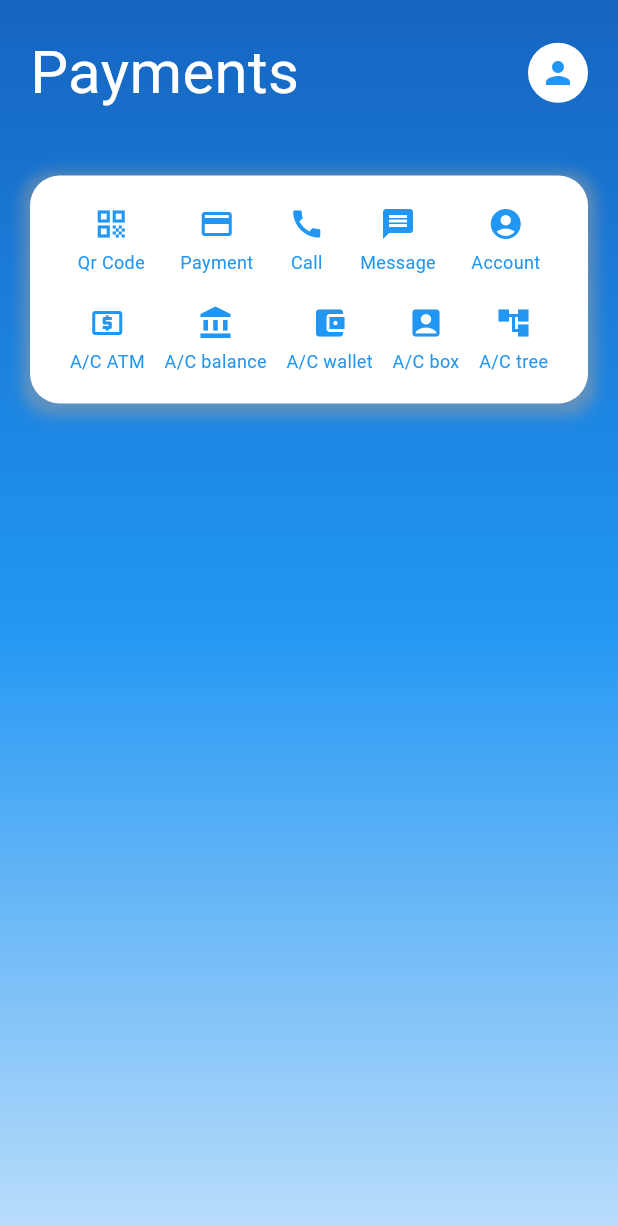
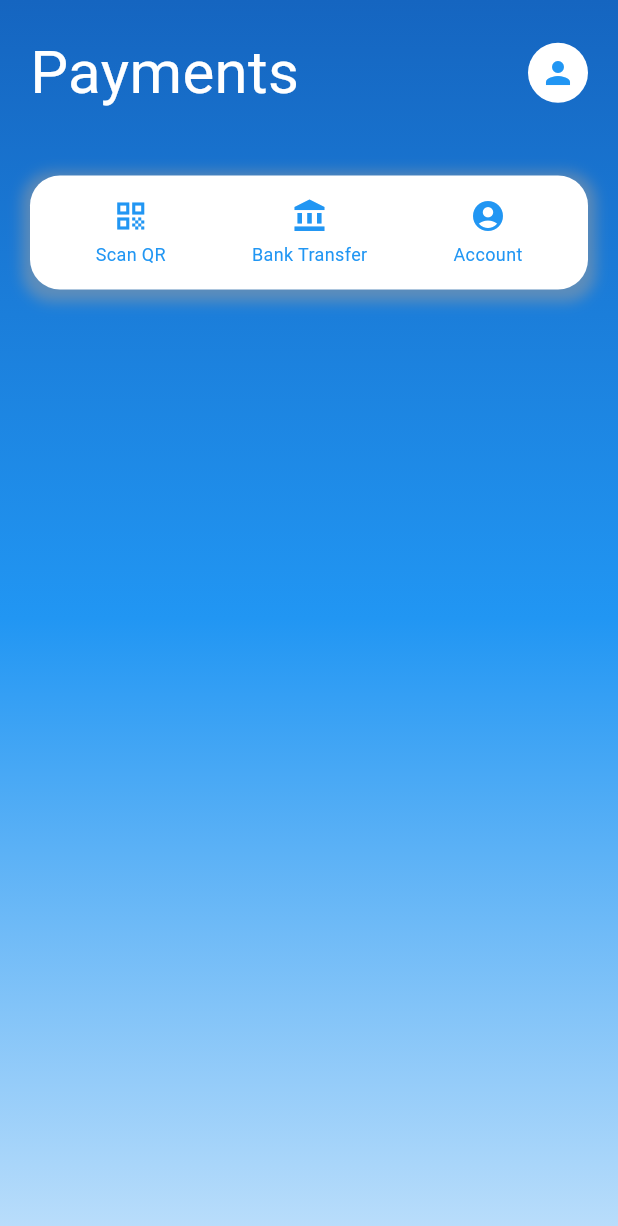
Before and after one commit to msp397/tpaytest, a Flutter app: the screen it shows after launch, on a phone screen of 412 x 824 dp. Shown: the top 1226 px of the screen. Run offline on Flutter 3.47's test engine with Material 3 defaults, Android fonts, the phone set to English and light mode, and no system bars; our stand-ins replace another_flutter_splash_screen, local_auth; missing offline and left inert: qr_code_scanner.

Commit message:
latest changes

```diff
--- a/lib/main.dart
+++ b/lib/main.dart
@@ -1,5 +1,7 @@
 import 'package:flutter/material.dart';
 import 'package:tpay/screens/others/dashboard.dart';
+import 'package:tpay/screens/others/scanner.dart';
+import 'package:tpay/screens/spalash/spalashScreen.dart';
 
 void main() {
   runApp(const MyApp());
@@ -12,11 +14,16 @@ class MyApp extends StatelessWidget {
   Widget build(BuildContext context) {
     return SafeArea(
       child: MaterialApp(
-        title: 'Flutter Demo',
+        debugShowCheckedModeBanner: false,
+        title: 'TPAY',
         theme: ThemeData(
           primarySwatch: Colors.blue,
         ),
-        home: Dashboard(),
+        routes: {
+          '/dashboard': (context) => Dashboard(),
+          '/scanner': (context) => MyScanner(),
+        },
+        home: const Spalashscreen(),
       ),
     );
   }
--- a/lib/screens/others/dashboard.dart
+++ b/lib/screens/others/dashboard.dart
@@ -1,4 +1,6 @@
 import 'package:flutter/material.dart';
+import 'package:tpay/screens/others/bankTransfer.dart';
+import 'package:tpay/screens/others/scanner.dart';
 
 class Dashboard extends StatelessWidget {
   const Dashboard({super.key});
@@ -39,30 +41,44 @@ class Dashboard extends StatelessWidget {
                   ],
                 ),
                 child: Padding(
-                  padding: const EdgeInsets.all(20.0),
+                  padding: const EdgeInsets.all(15.0),
                   child: Column(
                     crossAxisAlignment: CrossAxisAlignment.start,
                     children: [
                       Row(
                         mainAxisAlignment: MainAxisAlignment.spaceAround,
                         children: [
-                          _buildMenuItem(Icons.qr_code, "Qr Code"),
-                          _buildMenuItem(Icons.payment, "Payment"),
-                          _buildMenuItem(Icons.call, "Call"),
-                          _buildMenuItem(Icons.message, "Message"),
-                          _buildMenuItem(Icons.account_circle, "Account"),
+                          _buildMenuItem(Icons.qr_code, "Scan QR", () {
+                            Navigator.push(
+                                context,
+                                MaterialPageRoute(
+                                    builder: (context) => const MyScanner()));
+                          }),
+                          _buildMenuItem(Icons.account_balance, "Bank Transfer",
+                              () {
+                            Navigator.push(
+                                context,
+                                MaterialPageRoute(
+                                    builder: (context) =>
+                                        const Banktransfer()));
+                          }),
+                          // _buildMenuItem(Icons.payment, "Payment"),
+                          // _buildMenuItem(Icons.call, "Call"),
+                          // _buildMenuItem(Icons.message, "Message"),
+                          _buildMenuItem(
+                              Icons.account_circle, "Account", () {}),
                         ],
                       ),
-                      const SizedBox(height: 20),
-                      Row(
+                      // const SizedBox(height: 20),
+                      const Row(
                         mainAxisAlignment: MainAxisAlignment.spaceAround,
                         children: [
-                          _buildMenuItem(Icons.local_atm, "A/C ATM"),
-                          _buildMenuItem(Icons.account_balance, "A/C balance"),
-                          _buildMenuItem(
-                              Icons.account_balance_wallet, "A/C wallet"),
-                          _buildMenuItem(Icons.account_box, "A/C box"),
-                          _buildMenuItem(Icons.account_tree, "A/C tree"),
+                          // _buildMenuItem(Icons.local_atm, "A/C ATM"),
+                          // _buildMenuItem(Icons.account_balance, "A/C balance"),
+                          // _buildMenuItem(
+                          //     Icons.account_balance_wallet, "A/C wallet"),
+                          // _buildMenuItem(Icons.account_box, "A/C box"),
+                          // _buildMenuItem(Icons.account_tree, "A/C tree"),
                         ],
                       )
                     ],
@@ -105,11 +121,13 @@ class Dashboard extends StatelessWidget {
     );
   }
 
-  Widget _buildMenuItem(IconData icon, String label) {
-    return Column(
+  Widget _buildMenuItem(IconData icon, String label, void Function() onTap) {
+    return InkWell(
+      onTap: onTap,
+      child: Column(
         children: [
           Icon(icon, color: Colors.blue),
-        SizedBox(height: 5),
+          const SizedBox(height: 5),
           Text(
             label,
             style: const TextStyle(
@@ -118,6 +136,7 @@ class Dashboard extends StatelessWidget {
             ),
           ),
         ],
+      ),
     );
   }
 }
```
Also changed, not shown: lib/screens/auth/localAuth.dart (added, +53 -0 lines), lib/screens/others/bankTransfer.dart (added, +22 -0 lines), lib/screens/others/scanner.dart (added, +76 -0 lines), lib/screens/spalash/spalashScreen.dart (added, +21 -0 lines), lib/widgets/textField.dart (added, +115 -0 lines), pubspec.yaml (+5 -3 lines), assets/images/gifs/tenor.gif (added), pubspec.lock, 3 other files. Lines whose indentation alone changed are shown as unchanged.
